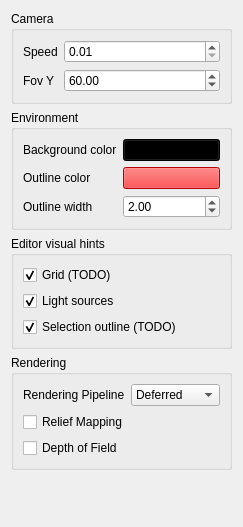
First picture: the form in Project3/ui/miscsettingswidget.ui, repository Flanctory-Studio/Advanced-Graphics-Programming, before the edit.
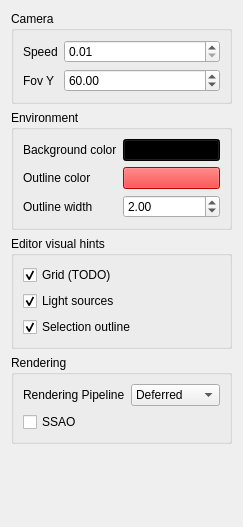
Second picture: the form after the edit.

```diff
--- a/Project3/ui/miscsettingswidget.ui
+++ b/Project3/ui/miscsettingswidget.ui
@@ -149,7 +149,7 @@
       <item>
        <widget class="QCheckBox" name="checkBoxSelectionOutline">
         <property name="text">
-         <string>Selection outline (TODO)</string>
+         <string>Selection outline</string>
         </property>
         <property name="checked">
          <bool>true</bool>
@@ -198,14 +198,7 @@
         <item>
          <widget class="QCheckBox" name="ReliefMapping">
           <property name="text">
-           <string>Relief Mapping</string>
-          </property>
-         </widget>
-        </item>
-        <item>
-         <widget class="QCheckBox" name="DepthOfField">
-          <property name="text">
-           <string>Depth of Field</string>
+           <string>SSAO</string>
           </property>
          </widget>
         </item>
```
Left out of the diff: 18 changed lines with no effect on the pictures.
